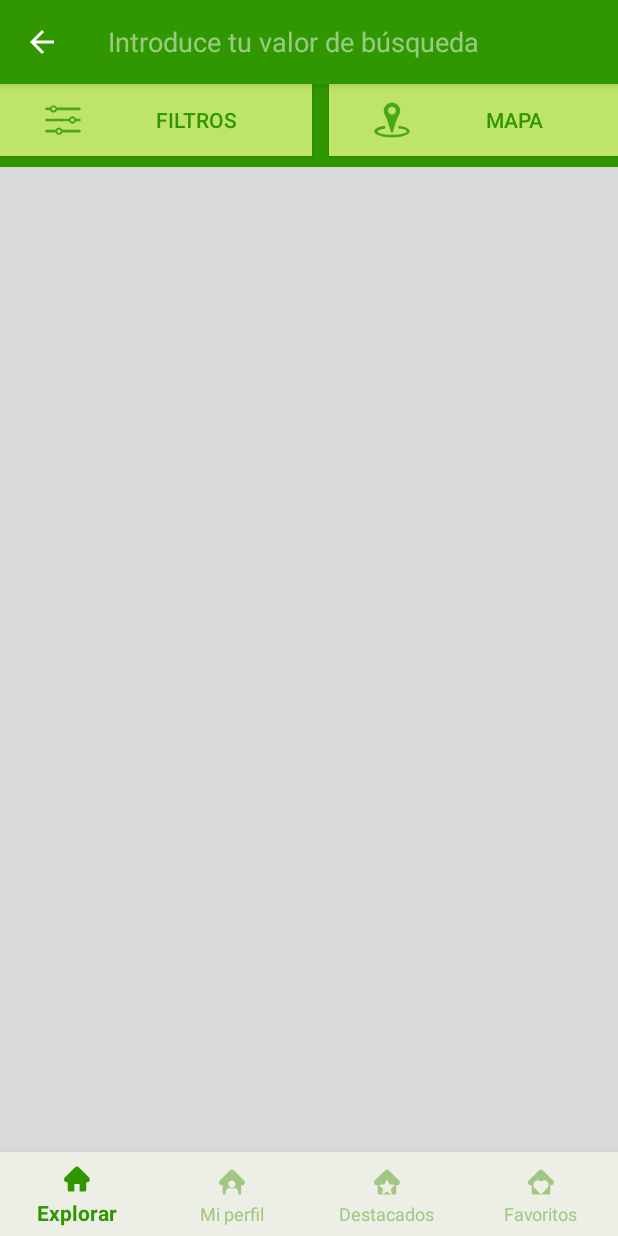
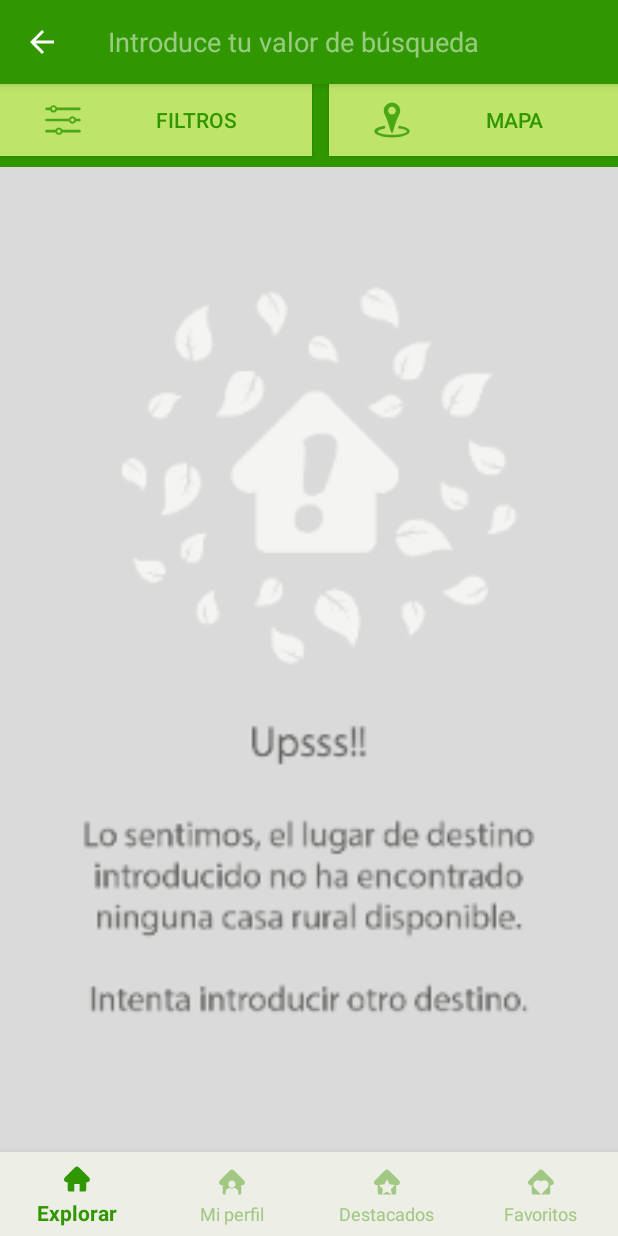
Before and after one commit to Galazord/Hogar_Rural, an Android app: the ExplorerActivity screen opened directly, with no data from a screen before it, after a tap on "Buscar", on a phone screen of 412 x 824 dp. Run offline under Robolectric (Android 15) with nearby library versions, the phone set to English and light mode, and no system bars; our stand-ins replace Firebase (no records; nobody signed in at launch, a user with empty details on screens opened directly); Roboto replaces fonts that are not available here; 1 statement that could not run was skipped.

Commit message:
Actualización MainActivity Destiny

```diff
--- a/app/src/main/java/com/example/hogar_rural/ExplorerActivity.java
+++ b/app/src/main/java/com/example/hogar_rural/ExplorerActivity.java
@@ -16,6 +16,7 @@ import android.view.MenuItem;
 import android.view.View;
 import android.widget.ArrayAdapter;
 import android.widget.Button;
+import android.widget.ImageView;
 import android.widget.ListView;
 import android.widget.Toast;
 
@@ -45,6 +46,7 @@ public class ExplorerActivity extends AppCompatActivity {
     private RecyclerView recyclerView;
     private Adapter adapter;
     private ArrayList<Home> list_home = new ArrayList<Home>();
+    private ImageView imgEmpty;
 
     // firebase
     private FirebaseAuth mAuth;
@@ -88,6 +90,7 @@ public class ExplorerActivity extends AppCompatActivity {
         //recyclerView.setLayoutManager(new GridLayoutManager(getApplicationContext(),2)));
         btnFilters = (Button) findViewById(R.id.btnFilters);
         btnMap = (Button) findViewById(R.id.btnMap);
+        imgEmpty = (ImageView) findViewById(R.id.imgEmpty);
         soundError = MediaPlayer.create(this, R.raw.sound_error);
 
         //--> MENÚ DE NAVEGACIÓN INFERIOR
@@ -154,12 +157,22 @@ public class ExplorerActivity extends AppCompatActivity {
                         for (QueryDocumentSnapshot document : value) {
 
                             Home h = document.toObject(Home.class);
-                            list_home.add(h);
+
+                            if(destiny.toLowerCase().equals(h.getProvince().toLowerCase())){
+                                list_home.add(h);
+                            }
+
                             Log.d("QUERY DB", document.getId() + " => " + document.getData());
                         }
 
                         // Cargar/ mostrar la información en el recyclerView
-                        loadRecyclerView();
+                        if(list_home.size()!=0){
+                            imgEmpty.setVisibility(View.INVISIBLE);
+                            loadRecyclerView();
+                        }else{
+                            imgEmpty.setVisibility(View.VISIBLE);
+                            //recyclerView.setBackgroundResource(getDrawable(R.id.myHouse_recycler_view_my_houses));
+                        }
                     }
                 });
 
--- a/app/src/main/res/layout/activity_explorer.xml
+++ b/app/src/main/res/layout/activity_explorer.xml
@@ -77,5 +77,16 @@
         app:labelVisibilityMode="labeled"
         app:menu="@menu/menu_navegation" />
 
+    <ImageView
+        android:id="@+id/imgEmpty"
+        android:layout_width="match_parent"
+        android:layout_height="wrap_content"
+        android:layout_below="@+id/exploreLinearLayout"
+        android:layout_alignBottom="@+id/exploreRecyclerView"
+        android:scaleType="centerCrop"
+
+        android:visibility="invisible"
+        app:srcCompat="@drawable/hr_destiny_missing_background" />
+
 
 </RelativeLayout>
```
